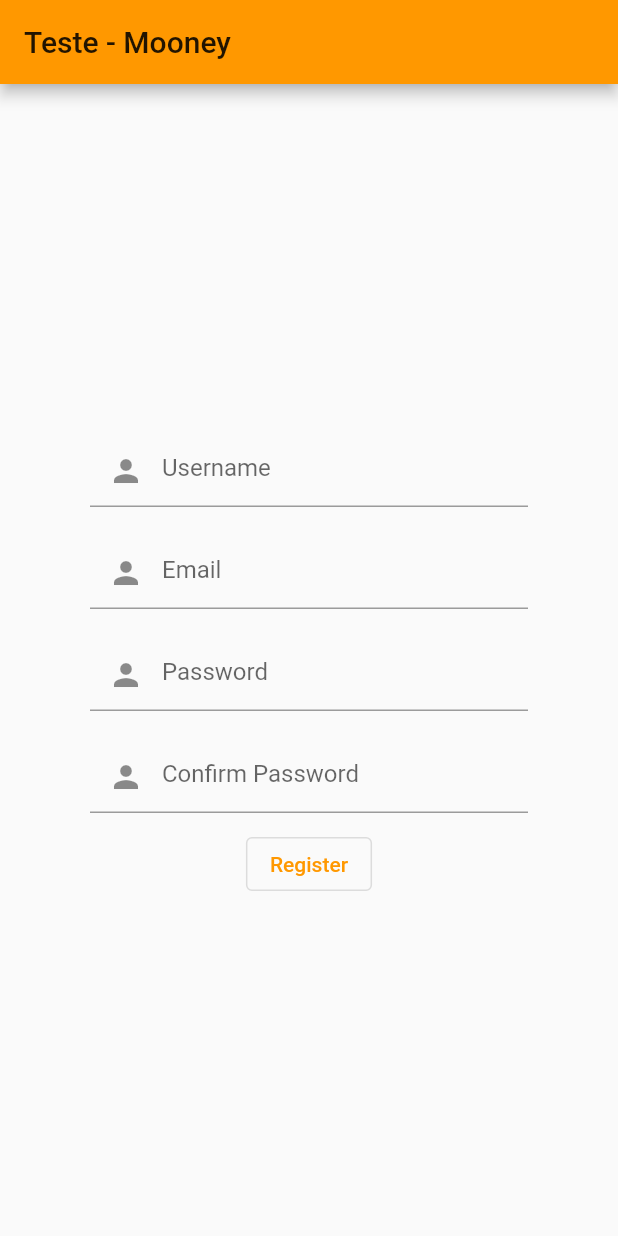
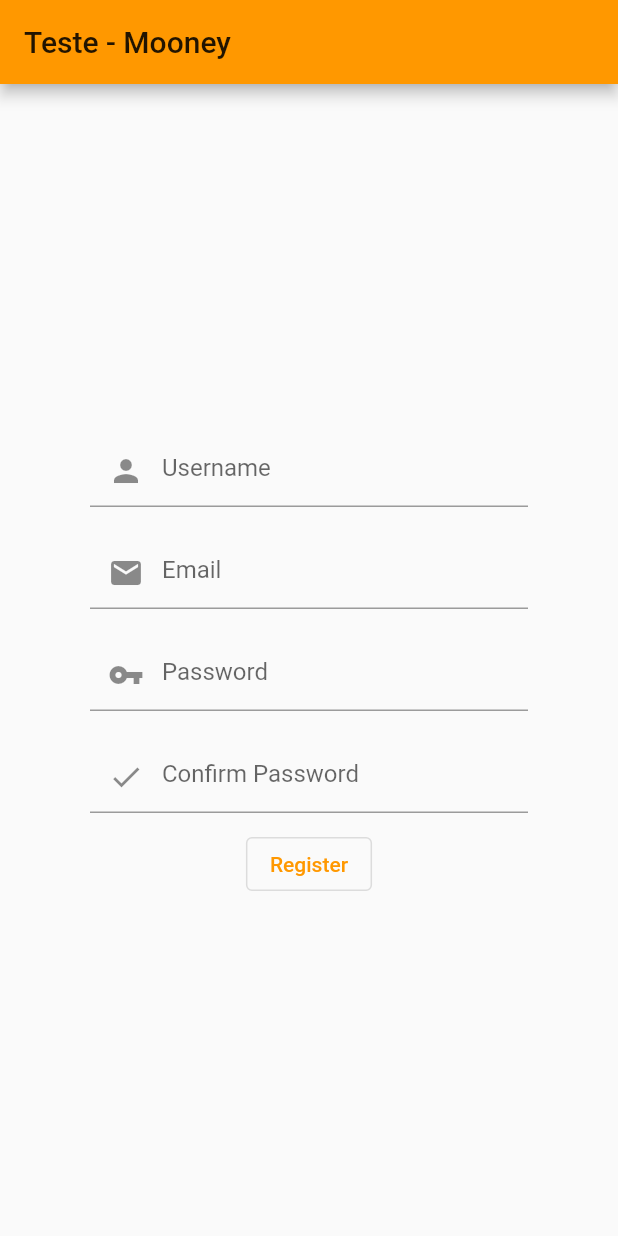
Before and after one commit to LLxD/login-mooney-trial, a Flutter app: the screen it shows after launch, on a phone screen of 412 x 824 dp. Run offline on Flutter 3.47's test engine with Material 2 defaults, Android fonts, the phone set to English and light mode, and no system bars.

Commit message:
making label and icons for widget vary.

```diff
--- a/lib/main.dart
+++ b/lib/main.dart
@@ -19,9 +19,11 @@ class MyApp extends StatelessWidget {
 }
 
 class Input extends StatelessWidget {
-  const Input({required this.label, Key? key}) : super(key: key);
+  const Input({required this.label, required this.icon, Key? key})
+      : super(key: key);
 
   final String label;
+  final Icon icon;
 
   @override
   Widget build(BuildContext context) {
@@ -34,7 +36,7 @@ class Input extends StatelessWidget {
             TextFormField(
               decoration: InputDecoration(
                 hintText: label,
-                prefixIcon: Icon(Icons.person),
+                prefixIcon: icon,
               ),
               validator: (String? value) {
                 if (value == null || value.isEmpty) {
@@ -85,15 +87,19 @@ class _MyHomePageState extends State<MyHomePage> {
           children: <Widget>[
             Input(
               label: "Username",
+              icon: Icon(Icons.person),
             ),
             Input(
               label: "Email",
+              icon: Icon(Icons.mail),
             ),
             Input(
               label: "Password",
+              icon: Icon(Icons.vpn_key),
             ),
             Input(
               label: "Confirm Password",
+              icon: Icon(Icons.check),
             ),
             OutlinedButton(
               onPressed: () {
```
